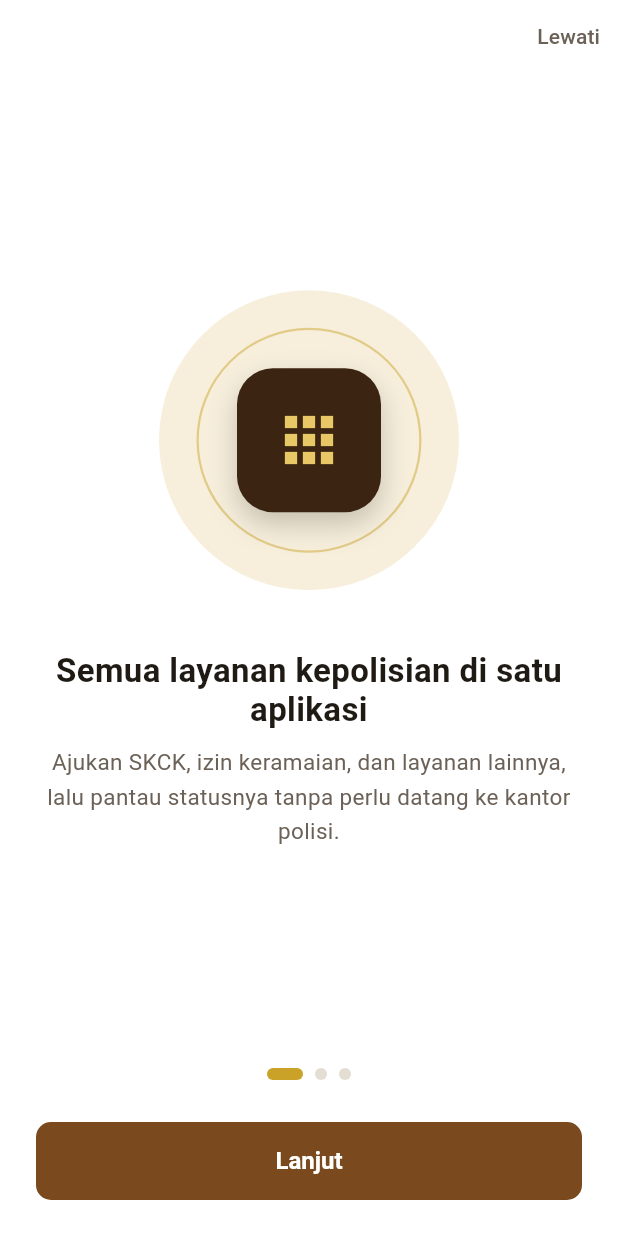
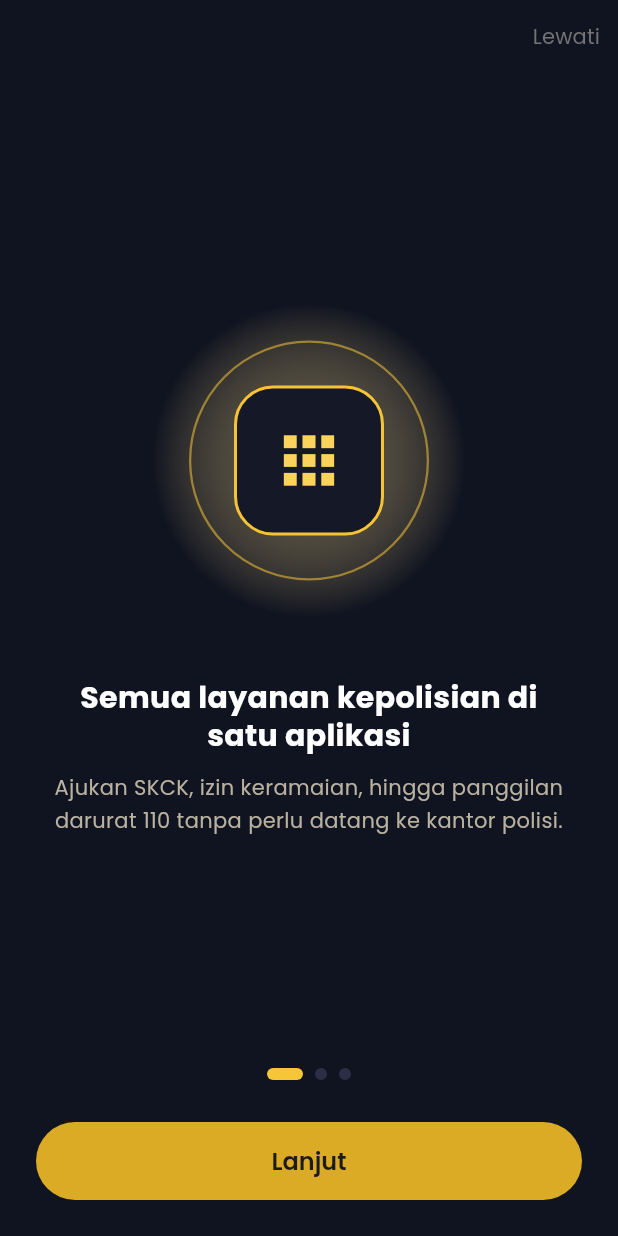
Before and after one commit to filbertumbawa15/docs-super-apps, a Flutter app: the screen it shows after launch, on a phone screen of 412 x 824 dp. Run offline on Flutter 3.47's test engine with Material 3 defaults, Android fonts, the phone set to English and light mode, and no system bars; our stand-ins replace google_fonts, qr_flutter, shared_preferences.

Commit message:
Mobile: tanpa login, header lebih turun, profil Denice, VC SKCK di Informasi
- Splash -> Onboarding (sekali) -> Dashboard; halaman login dihapus
- Onboarding dan splash bergaya biru tua-emas seperti dashboard
- Header dashboard: avatar dan nama tidak lagi menempel ke status bar
- Nama pengguna Denice; foto profil dari assets/profile/foto.jpg
  (tidak di-commit karena repo publik), dipakai di avatar, profil, dan atribut foto VC
- Sheet layanan: VC SKCK di bagian Informasi membuka detail VC

Co-Authored-By: Claude Opus 5.5 <noreply@anthropic.com>
Claude-Session: https://claude.ai/code/session_01U5HQwahiVTkC2UTDwtsXrD

```diff
--- a/mobile/lib/screens/onboarding.dart
+++ b/mobile/lib/screens/onboarding.dart
@@ -1,8 +1,9 @@
 import 'package:flutter/material.dart';
+import 'package:flutter/services.dart';
 import 'package:shared_preferences/shared_preferences.dart';
 
-import '../theme.dart';
-import 'login.dart';
+import 'dashboard.dart' show DashColors, poppins;
+import 'home_shell.dart';
 
 class _Slide {
   final IconData icon;
@@ -13,11 +14,11 @@ class _Slide {
 
 const _slides = [
   _Slide(Icons.apps_rounded, 'Semua layanan kepolisian di satu aplikasi',
-      'Ajukan SKCK, izin keramaian, dan layanan lainnya, lalu pantau statusnya tanpa perlu datang ke kantor polisi.'),
+      'Ajukan SKCK, izin keramaian, hingga panggilan darurat 110 tanpa perlu datang ke kantor polisi.'),
   _Slide(Icons.account_balance_wallet_outlined, 'Dokumen resmi di dompet digital',
       'SKCK yang sudah terbit tersimpan sebagai kredensial digital yang ditandatangani Polri dan dapat diverifikasi kapan saja.'),
   _Slide(Icons.verified_user_outlined, 'Bagikan data seperlunya',
-      'Saat diminta menunjukkan SKCK, Anda memilih sendiri data mana yang dibagikan. Data lain tetap tersimpan di ponsel Anda.'),
+      'Saat diminta menunjukkan SKCK, Anda memilih sendiri data yang dibagikan. Data lain tetap tersimpan di ponsel Anda.'),
 ];
 
 class OnboardingScreen extends StatefulWidget {
@@ -43,14 +44,16 @@ class _OnboardingScreenState extends State<OnboardingScreen> {
       await prefs.setBool('onboarding_done', true);
     } catch (_) {}
     if (!mounted) return;
-    Navigator.of(context).pushReplacement(MaterialPageRoute<void>(builder: (_) => const LoginScreen()));
+    Navigator.of(context).pushReplacement(MaterialPageRoute<void>(builder: (_) => const HomeShell()));
   }
 
   @override
   Widget build(BuildContext context) {
     final last = _page == _slides.length - 1;
-    return Scaffold(
-      backgroundColor: Colors.white,
+    return AnnotatedRegion<SystemUiOverlayStyle>(
+      value: SystemUiOverlayStyle.light.copyWith(statusBarColor: Colors.transparent),
+      child: Scaffold(
+        backgroundColor: DashColors.bg,
         body: SafeArea(
           child: Column(
             children: [
@@ -58,7 +61,7 @@ class _OnboardingScreenState extends State<OnboardingScreen> {
                 alignment: Alignment.centerRight,
                 child: TextButton(
                   onPressed: _finish,
-                child: const Text('Lewati', style: TextStyle(color: AppColors.muted)),
+                  child: Text('Lewati', style: poppins(14, color: DashColors.navGrey)),
                 ),
               ),
               Expanded(
@@ -79,7 +82,7 @@ class _OnboardingScreenState extends State<OnboardingScreen> {
                     width: active ? 24 : 8,
                     height: 8,
                     decoration: BoxDecoration(
-                    color: active ? AppColors.gold : AppColors.border,
+                      color: active ? DashColors.gold : const Color(0xFF2A2F45),
                       borderRadius: BorderRadius.circular(4),
                     ),
                   );
@@ -87,14 +90,24 @@ class _OnboardingScreenState extends State<OnboardingScreen> {
               ),
               Padding(
                 padding: const EdgeInsets.fromLTRB(24, 28, 24, 24),
+                child: SizedBox(
+                  width: double.infinity,
+                  height: 52,
                   child: FilledButton(
+                    style: FilledButton.styleFrom(
+                      backgroundColor: DashColors.goldPill,
+                      foregroundColor: const Color(0xFF1B1B1B),
+                      shape: RoundedRectangleBorder(borderRadius: BorderRadius.circular(26)),
+                    ),
                     onPressed: last
                         ? _finish
                         : () => _controller.nextPage(duration: const Duration(milliseconds: 300), curve: Curves.easeOut),
-                child: Text(last ? 'Mulai' : 'Lanjut'),
+                    child: Text(last ? 'Mulai' : 'Lanjut', style: poppins(16, weight: FontWeight.w600, color: const Color(0xFF1B1B1B))),
+                  ),
                 ),
               ),
             ],
+          ),
         ),
       ),
     );
@@ -113,41 +126,40 @@ class _SlideView extends StatelessWidget {
         mainAxisAlignment: MainAxisAlignment.center,
         children: [
           Container(
-            width: 200,
-            height: 200,
-            decoration: const BoxDecoration(color: AppColors.cream, shape: BoxShape.circle),
+            width: 210,
+            height: 210,
+            decoration: BoxDecoration(
+              shape: BoxShape.circle,
+              gradient: RadialGradient(colors: [DashColors.khaki.withAlpha(90), DashColors.bg]),
+            ),
             child: Stack(
               alignment: Alignment.center,
               children: [
                 Container(
-                  width: 150,
-                  height: 150,
+                  width: 160,
+                  height: 160,
                   decoration: BoxDecoration(
                     shape: BoxShape.circle,
-                    border: Border.all(color: AppColors.gold.withAlpha(120), width: 1.5),
+                    border: Border.all(color: DashColors.border.withAlpha(140), width: 1.5),
                   ),
                 ),
                 Container(
-                  width: 96,
-                  height: 96,
+                  width: 100,
+                  height: 100,
                   decoration: BoxDecoration(
-                    color: AppColors.brownDark,
-                    borderRadius: BorderRadius.circular(24),
-                    boxShadow: const [BoxShadow(color: Color(0x33000000), blurRadius: 16, offset: Offset(0, 8))],
+                    color: DashColors.card,
+                    borderRadius: BorderRadius.circular(26),
+                    border: Border.all(color: DashColors.border, width: 2),
                   ),
-                  child: Icon(slide.icon, size: 48, color: AppColors.goldLight),
+                  child: Icon(slide.icon, size: 50, color: DashColors.goldIcon),
                 ),
               ],
             ),
           ),
           const SizedBox(height: 40),
-          Text(slide.title,
-              textAlign: TextAlign.center,
-              style: const TextStyle(fontSize: 22, fontWeight: FontWeight.w700, color: AppColors.ink, height: 1.2)),
+          Text(slide.title, textAlign: TextAlign.center, style: poppins(20, weight: FontWeight.w700, height: 1.25)),
           const SizedBox(height: 12),
-          Text(slide.body,
-              textAlign: TextAlign.center,
-              style: const TextStyle(fontSize: 15, color: AppColors.muted, height: 1.5)),
+          Text(slide.body, textAlign: TextAlign.center, style: poppins(14, color: const Color(0xFFB9B2A0), height: 1.55)),
         ],
       ),
     );
--- a/mobile/pubspec.yaml
+++ b/mobile/pubspec.yaml
@@ -23,3 +23,4 @@ flutter:
   assets:
     - assets/logo/
     - assets/discovery/
+    - assets/profile/
```
Also changed, not shown: mobile/lib/data/sample.dart (+6 -5 lines), mobile/lib/screens/credential_detail.dart (+6 -1 lines), mobile/lib/screens/dashboard.dart (+15 -10 lines), mobile/lib/screens/layanan_sheet.dart (+8 -0 lines), mobile/lib/screens/login.dart (deleted, +0 -135 lines), mobile/lib/screens/profile.dart (+11 -12 lines), mobile/lib/screens/splash.dart (+29 -18 lines), 4 other files. Lines whose indentation alone changed are shown as unchanged.
